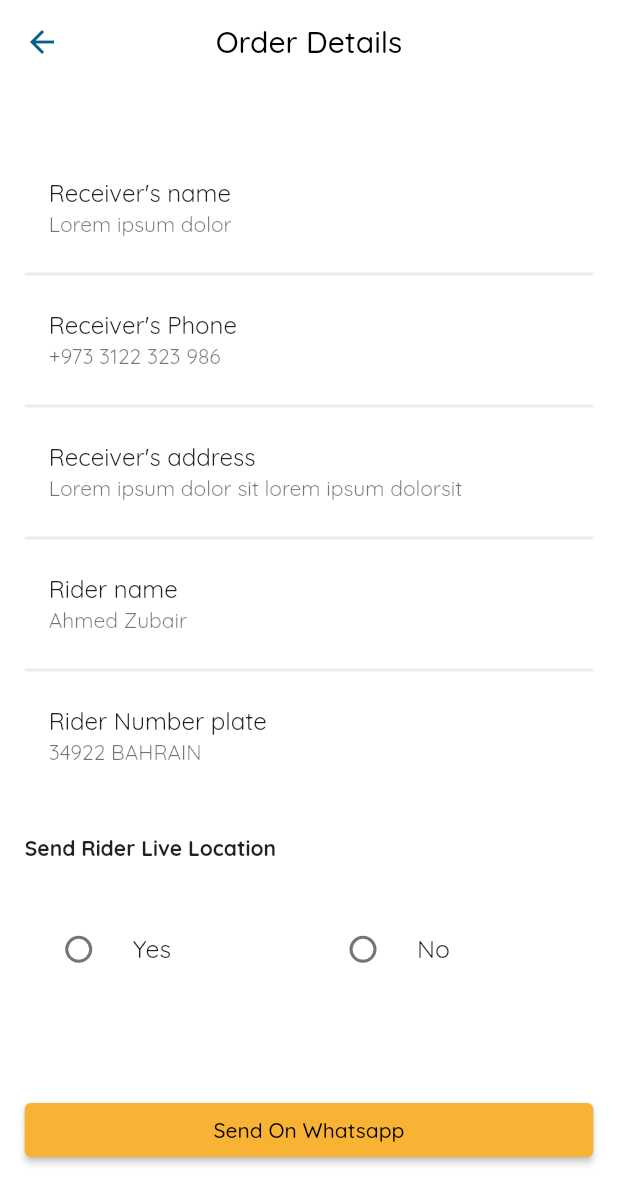
After one commit to talha828/Jack-Organization, a Flutter app: the OrderDetailsScreen screen opened directly, on a phone screen of 412 x 824 dp. The commit adds this screen. Shown: the top 1204 px of the screen. Run offline on Flutter 3.47's test engine with Material 2 defaults, Android fonts, the phone set to English and light mode, and no system bars; our stand-ins replace get, google_fonts, google_maps_flutter, pin_code_fields.

Commit message:
screen complete except one

```diff
--- /dev/null
+++ b/lib/model/order_detais_model.dart
@@ -0,0 +1,5 @@
+class OrderDetailsModel{
+  String title;
+  String subTitle;
+  OrderDetailsModel({required this.title,required this.subTitle});
+}
--- a/lib/translation/translation.dart
+++ b/lib/translation/translation.dart
@@ -62,7 +62,22 @@ class LocalString extends Translations {
           "search_for_near_by_rider":"Search for near by rider",
           "has_accepted_your_delivery_request":"has accepted your delivery request",
           "will_be_arriving_in":"Will be arriving in",
-          "mints":"mints"
+          "mints":"mints",
+          "order_details":"Order Details",
+          "send_rider_live_location":"Send Rider Live Location",
+          "yes":"Yes",
+          "no":"No",
+          "send_on_whatsapp":"Send On Whatsapp",
+          "receiver_name":"Receiver's name",
+          "receiver_phone":"Receiver's Phone",
+          "receiver_address":"Receiver's address",
+          "rider_name":"Rider name",
+          "rider_number_plate":"Rider Number plate",
+          "wallet_balances":"Wallet balances",
+          "recharge_wallet":"Recharge Wallet",
+          "withdraw":"Withdraw",
+          "notification":"Notification",
+          "aboutus":"About Us",
         },
         'ar_SU': {
           "term_and_condition_title": "شروط وأحكام",
@@ -123,7 +138,22 @@ class LocalString extends Translations {
           "search_for_near_by_rider": "البحث عن سائق قريب",
           "has_accepted_your_delivery_request": "قد قبل طلب التسليم الخاص بك",
           "will_be_arriving_in": "سيصل خلال",
-          "mints": "دقائق"
+          "mints": "دقائق",
+          "order_details": "تفاصيل الطلب",
+          "send_rider_live_location": "إرسال موقع السائق المباشر",
+          "yes": "نعم",
+          "no": "لا",
+          "send_on_whatsapp": "إرسال على الواتساب",
+          "receiver_name": "اسم المستلم",
+          "receiver_phone": "رقم هاتف المستلم",
+          "receiver_address": "عنوان المستلم",
+          "rider_name": "اسم السائق",
+          "rider_number_plate": "لوحة رقم السائق",
+          "wallet_balances": "أرصدة المحفظة",
+          "recharge_wallet": "إعادة شحن المحفظة",
+          "withdraw": "سحب",
+          "notification":"إشعار",
+          "aboutus":"من نحن"
         },
       };
 }
--- a/lib/view/add_details_screen/add_details_screen.dart
+++ b/lib/view/add_details_screen/add_details_screen.dart
@@ -16,10 +16,12 @@ class AddDetailsScreen extends StatefulWidget {
 }
 
 class _AddDetailsScreenState extends State<AddDetailsScreen> {
-  TextEditingController _controller=TextEditingController();
+
+  TextEditingController _controller = TextEditingController();
   int maxline=1;
   int _groupValue = -1;
   String hintText="Enter text here";
+
   @override
   Widget build(BuildContext context) {
     var width=MediaQuery.of(context).size.width;
--- a/lib/view/looking_for_a_rider_screen/looking_for_a_rider_screen.dart
+++ b/lib/view/looking_for_a_rider_screen/looking_for_a_rider_screen.dart
@@ -2,6 +2,7 @@ import 'package:flutter/material.dart';
 import 'package:get/get.dart';
 import 'package:google_maps_flutter/google_maps_flutter.dart';
 import 'package:jack_delivery/component/constant/constant.dart';
+import 'package:jack_delivery/view/order_details_screen/order_details_screen.dart';
 
 import '../../generated/assets.dart';
 
@@ -118,7 +119,7 @@ class _LookingForRiderScreenState extends State<LookingForRiderScreen> {
                     ],
                   ),
                 ),
-                ElevatedButton(onPressed: (){}, child: Text("confirm".tr))
+                ElevatedButton(onPressed: ()=>Get.to(const OrderDetailsScreen()), child: Text("confirm".tr))
               ],
             ),
           ),
--- /dev/null
+++ b/lib/view/order_details_screen/order_details_screen.dart
@@ -0,0 +1,130 @@
+import 'package:flutter/material.dart';
+import 'package:get/get.dart';
+import 'package:jack_delivery/component/constant/constant.dart';
+
+import '../../component/widgets/language_dropdown.dart';
+import '../../model/order_detais_model.dart';
+
+class OrderDetailsScreen extends StatefulWidget {
+  const OrderDetailsScreen({Key? key}) : super(key: key);
+
+  @override
+  State<OrderDetailsScreen> createState() => _OrderDetailsScreenState();
+}
+
+class _OrderDetailsScreenState extends State<OrderDetailsScreen> {
+  int _groupValue = -1;
+  @override
+  Widget build(BuildContext context) {
+    var width = MediaQuery.of(context).size.width;
+    return SafeArea(
+      child: Scaffold(
+        backgroundColor: Colors.white,
+        appBar: AppBar(
+          backgroundColor: Colors.white,
+          elevation: 0.0,
+          leading: InkWell(
+              onTap: () => Get.back(),
+              child: const Icon(
+                Icons.arrow_back,
+                color: appBlueColor,
+              )),
+          centerTitle: true,
+          title: Text("order_details".tr),
+          // actions: [
+          //   LanguageDropDown(width: width),
+          // ],
+        ),
+        body: Container(
+          padding: EdgeInsets.symmetric(
+              vertical: width * 0.04, horizontal: width * 0.04),
+          child: Column(
+            crossAxisAlignment: CrossAxisAlignment.stretch,
+            mainAxisAlignment: MainAxisAlignment.spaceEvenly,
+            children: [
+              ListView.separated(
+                  shrinkWrap: true,
+                  itemBuilder: (context, index) {
+                    return Container(
+                      color: Colors.white,
+                      child: ListTile(
+                        title: Text(list[index].title),
+                        subtitle: Text(list[index].subTitle),
+                      ),
+                    );
+                  },
+                  separatorBuilder: (context, index) {
+                    return Divider(
+                      thickness: 2,
+                      color: Colors.grey.withOpacity(0.2),
+                    );
+                  },
+                  itemCount: list.length),
+              Text(
+                "send_rider_live_location".tr,
+                textAlign: TextAlign.left,
+                style: const TextStyle(fontWeight: FontWeight.bold),
+              ),
+              Row(
+                mainAxisAlignment: MainAxisAlignment.spaceEvenly,
+                children: [
+                  Flexible(
+                    child: _myRadioButton(
+                      title: "yes".tr,
+                      value: 0,
+                      width: width,
+                      onChanged: (newValue) =>
+                          setState(() => _groupValue = newValue!),
+                    ),
+                  ),
+                  Flexible(
+                    child: _myRadioButton(
+                      title: "no".tr,
+                      value: 1,
+                      width: width,
+                      onChanged: (newValue) =>
+                          setState(() => _groupValue = newValue!),
+                    ),
+                  ),
+                ],
+              ),
+              SizedBox(
+                height: width * 0.02,
+              ),
+              ElevatedButton(
+                  onPressed: () {}, child: Text("send_on_whatsapp".tr))
+            ],
+          ),
+        ),
+      ),
+    );
+  }
+
+  Widget _myRadioButton(
+      {required String title,
+      required int value,
+      required Function(int?)? onChanged,
+      required double width}) {
+    return RadioListTile(
+      value: value,
+      groupValue: _groupValue,
+      onChanged: onChanged,
+      title: Text(
+        title,
+        style: TextStyle(fontSize: width * 0.04),
+      ),
+    );
+  }
+
+  List<OrderDetailsModel> list = [
+    OrderDetailsModel(title: "receiver_name".tr, subTitle: "Lorem ipsum dolor"),
+    OrderDetailsModel(
+        title: "receiver_phone".tr, subTitle: "+973 3122 323 986"),
+    OrderDetailsModel(
+        title: "receiver_address".tr,
+        subTitle: "Lorem ipsum dolor sit lorem ipsum dolorsit"),
+    OrderDetailsModel(title: "rider_name".tr, subTitle: "Ahmed Zubair"),
+    OrderDetailsModel(
+        title: "rider_number_plate".tr, subTitle: "34922 BAHRAIN"),
+  ];
+}
```
Also changed, not shown: lib/view/about_us_screen/about_us_screen.dart (added, +61 -0 lines), lib/view/drawer_screen/drawer_screen.dart (+19 -0 lines), lib/view/notification_screen/notification_screen.dart (added, +53 -0 lines), lib/view/wallet_screen/wallet_screen.dart (added, +105 -0 lines).
